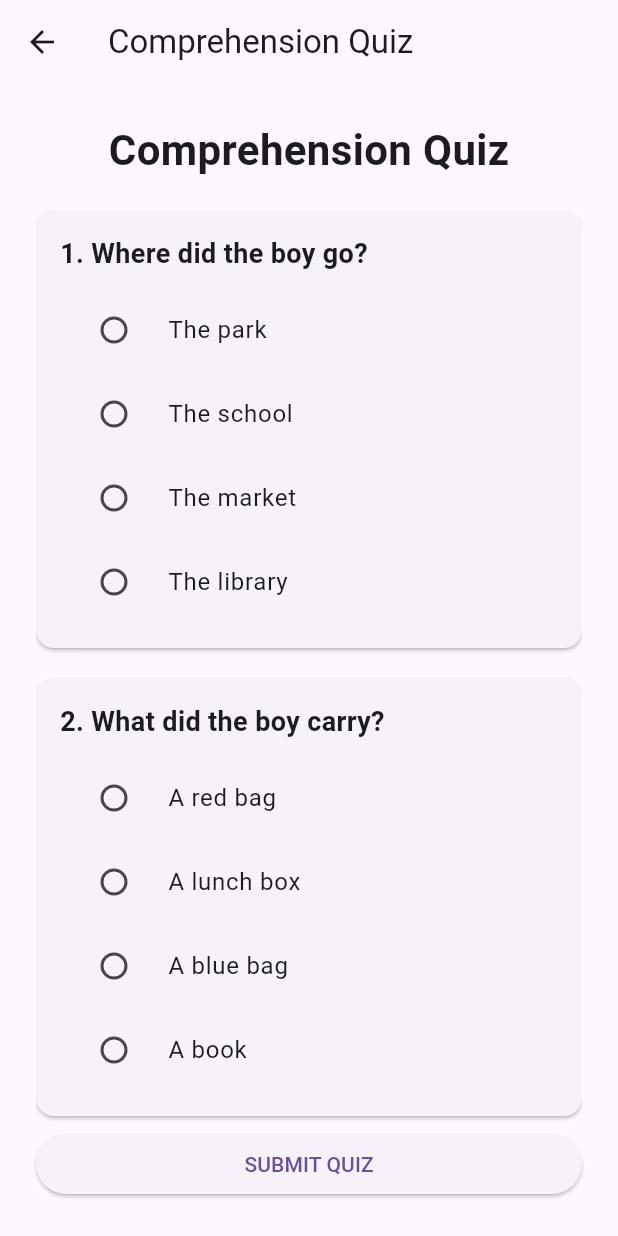
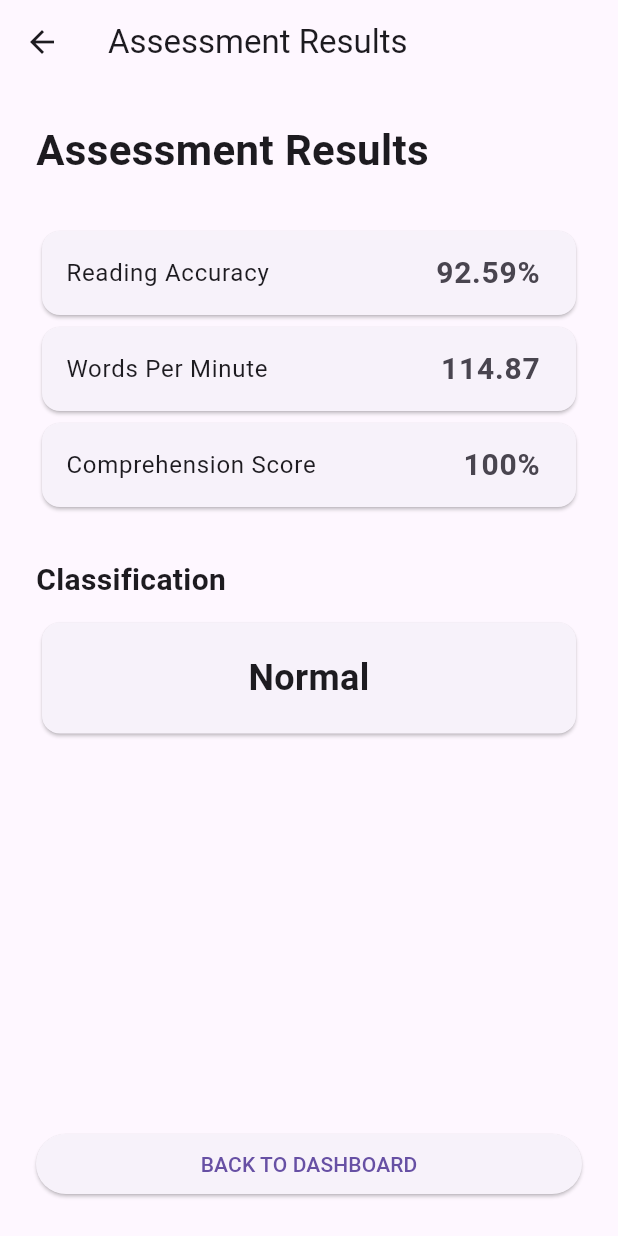
Before and after one commit to gwen041/Read-EE, a Flutter app: the QuizScreen screen opened directly, after a tap on "SUBMIT QUIZ", on a phone screen of 412 x 824 dp. Run offline on Flutter 3.47's test engine with Material 3 defaults, Android fonts, the phone set to English and light mode, and no system bars.

Commit message:
Add: Assessment results screen

```diff
--- a/frontend/lib/screens/quiz_screen.dart
+++ b/frontend/lib/screens/quiz_screen.dart
@@ -1,4 +1,6 @@
 import 'package:flutter/material.dart';
+import 'results_screen.dart';
+
 
 class QuizScreen extends StatefulWidget {
   const QuizScreen({super.key});
@@ -73,17 +75,23 @@ class _QuizScreenState extends State<QuizScreen> {
 
                           const SizedBox(height: 10),
 
-                          ...List<String>.from(question['choices'] as List)
-                              .map(
-                                (choice) => RadioListTile<String>(
-                                  title: Text(choice),
-                                  value: choice,
+                          RadioGroup<String>(
                             groupValue: answers[index],
                             onChanged: (value) {
                               setState(() {
                                 answers[index] = value!;
                               });
                             },
+                            child: Column(
+                              children: [
+                                ...List<String>.from(question['choices'] as List)
+                                    .map(
+                                      (choice) => RadioListTile<String>(
+                                        title: Text(choice),
+                                        value: choice,
+                                      ),
+                                    ),
+                              ],
                             ),
                           ),
                         ],
@@ -98,7 +106,12 @@ class _QuizScreenState extends State<QuizScreen> {
               width: double.infinity,
               child: ElevatedButton(
                 onPressed: () {
-                  // Quiz submission will be connected later.
+                  Navigator.push(
+                    context,
+                    MaterialPageRoute(
+                      builder: (context) => const ResultsScreen(),
+                    ),
+                  );
                 },
                 child: const Text('SUBMIT QUIZ'),
               ),
--- /dev/null
+++ b/frontend/lib/screens/results_screen.dart
@@ -0,0 +1,113 @@
+import 'package:flutter/material.dart';
+
+class ResultsScreen extends StatelessWidget {
+  const ResultsScreen({super.key});
+
+  @override
+  Widget build(BuildContext context) {
+    return Scaffold(
+      appBar: AppBar(
+        title: const Text('Assessment Results'),
+      ),
+      body: Padding(
+        padding: const EdgeInsets.all(24.0),
+        child: Column(
+          crossAxisAlignment: CrossAxisAlignment.start,
+          children: [
+            const Text(
+              'Assessment Results',
+              style: TextStyle(
+                fontSize: 28,
+                fontWeight: FontWeight.bold,
+              ),
+            ),
+            const SizedBox(height: 30),
+
+            Card(
+              child: ListTile(
+                title: const Text('Reading Accuracy'),
+                trailing: const Text(
+                  '92.59%',
+                  style: TextStyle(
+                    fontSize: 20,
+                    fontWeight: FontWeight.bold,
+                  ),
+                ),
+              ),
+            ),
+
+            Card(
+              child: ListTile(
+                title: const Text('Words Per Minute'),
+                trailing: const Text(
+                  '114.87',
+                  style: TextStyle(
+                    fontSize: 20,
+                    fontWeight: FontWeight.bold,
+                  ),
+                ),
+              ),
+            ),
+
+            Card(
+              child: ListTile(
+                title: const Text('Comprehension Score'),
+                trailing: const Text(
+                  '100%',
+                  style: TextStyle(
+                    fontSize: 20,
+                    fontWeight: FontWeight.bold,
+                  ),
+                ),
+              ),
+            ),
+
+            const SizedBox(height: 30),
+
+            const Text(
+              'Classification',
+              style: TextStyle(
+                fontSize: 20,
+                fontWeight: FontWeight.bold,
+              ),
+            ),
+
+            const SizedBox(height: 10),
+
+            const Card(
+              child: Padding(
+                padding: EdgeInsets.all(20.0),
+                child: SizedBox(
+                  width: double.infinity,
+                  child: Text(
+                    'Normal',
+                    style: TextStyle(
+                      fontSize: 24,
+                      fontWeight: FontWeight.bold,
+                    ),
+                    textAlign: TextAlign.center,
+                  ),
+                ),
+              ),
+            ),
+
+            const Spacer(),
+
+            SizedBox(
+              width: double.infinity,
+              child: ElevatedButton(
+                onPressed: () {
+                  Navigator.popUntil(
+                    context,
+                    (route) => route.isFirst,
+                  );
+                },
+                child: const Text('BACK TO DASHBOARD'),
+              ),
+            ),
+          ],
+        ),
+      ),
+    );
+  }
+}
```
Lines whose indentation alone changed are shown as unchanged.
